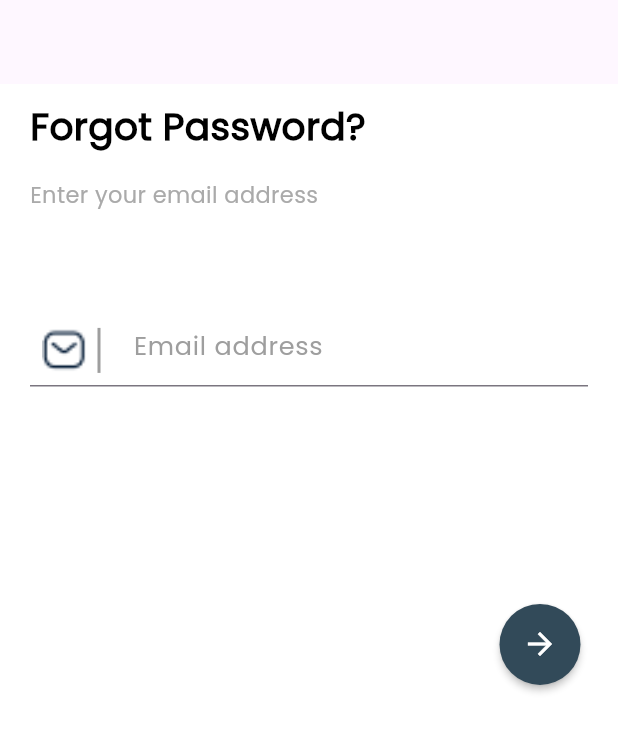
After one commit to AAhmedTarekElshamy/magic_coffee, a Flutter app: the screen it shows after launch, on a phone screen of 412 x 824 dp. The commit adds this screen. Shown: the top 732 px of the screen. Run offline on Flutter 3.47's test engine with Material 3 defaults, Android fonts, the phone set to English and light mode, and no system bars; our stand-ins replace flutter_svg.

Commit message:
ForgotPasswordView ui done✅

```diff
--- /dev/null
+++ b/lib/features/auth/presentation/views/forgot_password_view.dart
@@ -0,0 +1,14 @@
+import 'package:flutter/material.dart';
+import 'package:magic_coffee/features/auth/presentation/views/widgets/forgot_pass_view_body.dart';
+class ForgotPasswordView extends StatelessWidget {
+  const ForgotPasswordView({super.key});
+
+  @override
+  Widget build(BuildContext context) {
+    return Scaffold(
+      backgroundColor: Colors.white,
+      appBar: AppBar(),
+      body:const ForgotPasswordViewBody() ,
+    );
+  }
+}
--- /dev/null
+++ b/lib/features/auth/presentation/views/widgets/forgot_pass_view_body.dart
@@ -0,0 +1,33 @@
+import 'package:flutter/material.dart';
+
+import '../../../../../core/widgets/custom_button.dart';
+import '../../../../../core/widgets/custom_text_field.dart';
+import '../../../../../core/widgets/screen_upper.dart';
+import '../signin_view.dart';
+class ForgotPasswordViewBody extends StatelessWidget {
+  const ForgotPasswordViewBody({super.key});
+
+  @override
+  Widget build(BuildContext context) {
+    return Padding(
+      padding: const EdgeInsets.symmetric(horizontal: 20.0,vertical: 10),
+      child: Column(
+        crossAxisAlignment: CrossAxisAlignment.start,
+        children: [
+          const ScreenUpper(title: 'Forgot Password?',subTitle: 'Enter your email address',),
+         const SizedBox(height: 20,),
+         const CustomTextField(hintText: 'Email address', iconPath: 'assets/images/Message1.png',),
+          const SizedBox(height: 140,),
+          Align(
+            alignment: Alignment.centerRight,
+            child: CustomButton(onPressed: () {
+              Navigator.push(context, MaterialPageRoute(builder: (context)=>const SignInView()));
+            },),
+          ),
+          const Expanded(child: SizedBox()),
+
+        ],
+      ),
+    );
+  }
+}
--- a/lib/main.dart
+++ b/lib/main.dart
@@ -1,5 +1,6 @@
 import 'package:flutter/material.dart';
 
+import 'features/auth/presentation/views/forgot_password_view.dart';
 import 'features/auth/presentation/views/signUp_view.dart';
 import 'features/auth/presentation/views/signin_view.dart';
 import 'features/welcome/presentation/views/welcome_view.dart';
@@ -22,7 +23,7 @@ class MyApp extends StatelessWidget {
         colorScheme: ColorScheme.fromSeed(seedColor: Colors.deepPurple),
         useMaterial3: true,
       ),
-      home: const SignUpView(),
+      home: const ForgotPasswordView(),
     );
   }
 }
```
